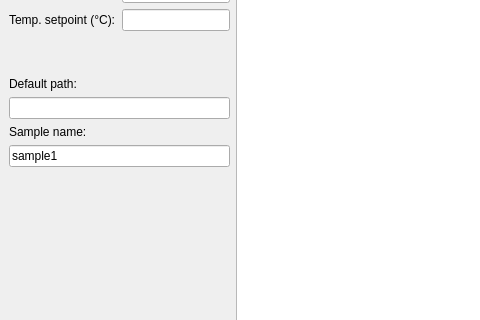
Above: gui/fluorescence_microscopy/ui_basic.ui from NollmannLab/qudi-HiM before the change; both pictures show x 0 to 480 and y 143 to 463 of the 1238 by 938 pixel window. Below: the same form after it.
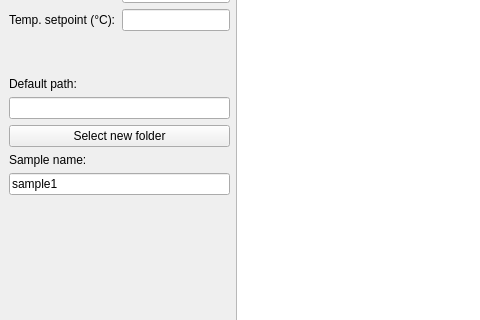
That is the form after the change. Custom widgets are drawn as their Qt base class.

Commit message: Add saving path selection pushButton

Patch:
```diff
--- a/gui/fluorescence_microscopy/ui_basic.ui
+++ b/gui/fluorescence_microscopy/ui_basic.ui
@@ -238,6 +238,16 @@
          </property>
         </widget>
        </item>
+       <item>
+        <widget class="QPushButton" name="select_folder_pushButton">
+         <property name="focusPolicy">
+          <enum>Qt::NoFocus</enum>
+         </property>
+         <property name="text">
+          <string>Select new folder</string>
+         </property>
+        </widget>
+       </item>
        <item>
         <widget class="QLabel" name="label_17">
          <property name="text">
```
Left out of the diff: 2 changed lines with no effect on the pictures. The commit also changes 1 other file.
